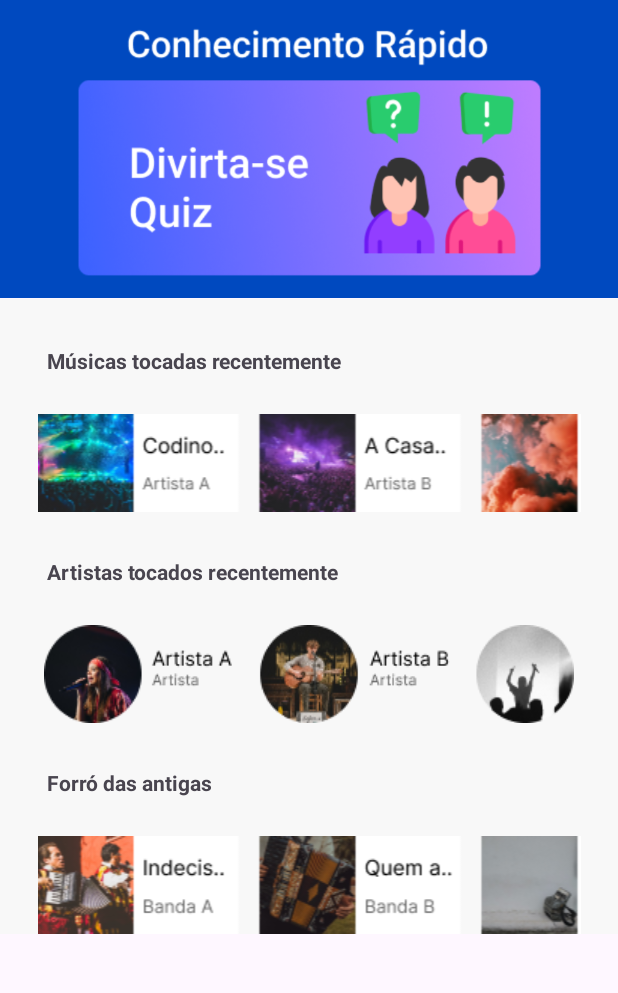
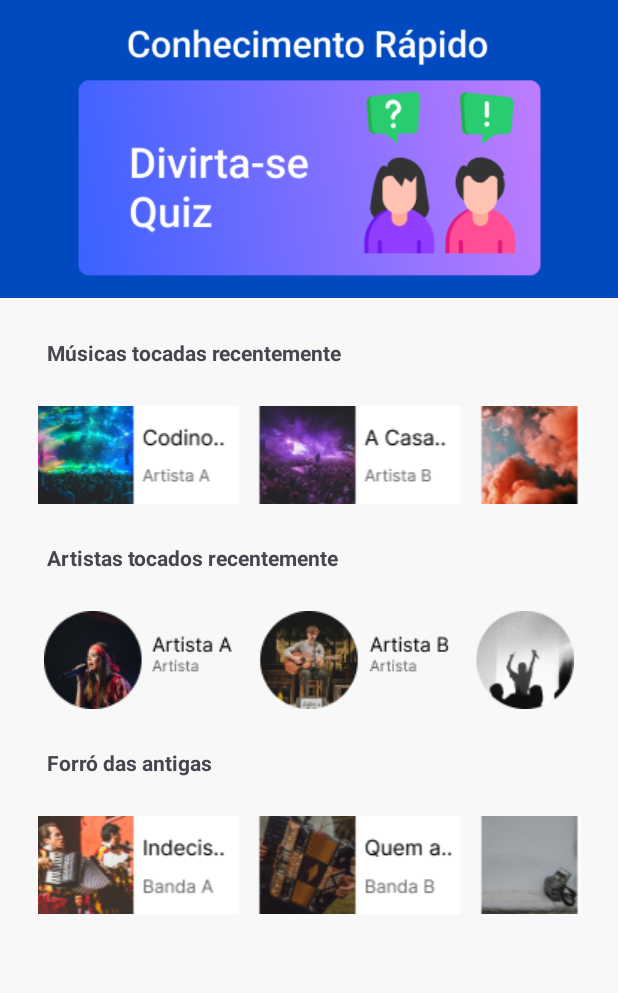
Before and after one commit to JuanHenriq/ichords, an Android app: the HomeActivity screen opened directly, with no data from a screen before it, on a phone screen of 412 x 824 dp, the part 123-1116 px from its top. Run offline under Robolectric (Android 15) with nearby library versions, the phone set to English and light mode, and no system bars.

Commit message:
Projeto Atualizado 20/11

```diff
--- a/app/src/main/java/com/example/ichords/HomeActivity.kt
+++ b/app/src/main/java/com/example/ichords/HomeActivity.kt
@@ -5,6 +5,7 @@ import android.os.Bundle
 import android.os.Handler
 import android.widget.ImageView
 import androidx.appcompat.app.AppCompatActivity
+import com.google.android.material.bottomnavigation.BottomNavigationView
 
 class HomeActivity : AppCompatActivity() {
     override fun onCreate(savedInstanceState: Bundle?) {
@@ -18,17 +19,39 @@ class HomeActivity : AppCompatActivity() {
             startActivity(splashIntent)
 
             Handler().postDelayed({
-                // Volta para a HomeActivity
+
                 val homeIntent = Intent(this, HomeActivity::class.java)
                 startActivity(homeIntent)
 
-                // Inicia a StartActivity após voltar para a HomeActivity
+
                 val startIntent = Intent(this, StartActivity::class.java)
                 startActivity(startIntent)
 
-                // Fecha a HomeActivity
+
                 finish()
             }, 2000)
         }
+        val bottomNavigation = findViewById<BottomNavigationView>(R.id.bottom_navigation)
+
+        bottomNavigation.setOnNavigationItemSelectedListener { item ->
+            when (item.itemId) {
+                R.id.menu_home -> {
+                    startActivity(Intent(this, HomeActivity::class.java))
+                    true
+                }
+                R.id.menu_favorites -> {
+
+                   // startActivity(Intent(this, FavoritosActivity::class.java))
+                    true
+                }
+                R.id.menu_profile -> {
+
+                    //startActivity(Intent(this, ProfileActivity::class.java))
+                    true
+                }
+                else -> false
+            }
+        }
+
     }
-}
+    }
--- a/app/src/main/java/com/example/ichords/SplashActivity.kt
+++ b/app/src/main/java/com/example/ichords/SplashActivity.kt
@@ -13,11 +13,9 @@ class SplashActivity : AppCompatActivity() {
         setContentView(R.layout.activity_splash)
 
             Handler().postDelayed({
-            // Cria um Intent para iniciar a próxima atividade após o tempo determinado
             val intent = Intent(this, StartActivity::class.java)
             startActivity(intent)
 
-            // Fecha esta atividade (evita que o usuário volte à SplashActivity pressionando o botão Voltar)
             finish()
         }, SPLASH_TIME_OUT)
     }
--- a/app/src/main/res/layout/activity_home.xml
+++ b/app/src/main/res/layout/activity_home.xml
@@ -1,6 +1,19 @@
 <RelativeLayout xmlns:android="http://schemas.android.com/apk/res/android"
+    xmlns:app="http://schemas.android.com/apk/res-auto"
     android:layout_width="match_parent"
-    android:layout_height="match_parent">
+    android:layout_height="match_parent"
+    android:background="@color/background">
+
+    <com.google.android.material.bottomnavigation.BottomNavigationView
+        android:id="@+id/bottom_navigation"
+        android:layout_width="match_parent"
+        android:layout_height="40dp"
+        android:layout_alignParentBottom="true"
+        android:background="@android:color/white"
+        app:menu="@menu/bottom_navigation_menu"
+        app:labelVisibilityMode="unlabeled"
+        app:itemIconTint="#0068FF"
+        />
 
     <!-- Imagem no canto superior esquerdo -->
     <ImageView
@@ -32,7 +45,7 @@
             android:layout_width="wrap_content"
             android:layout_height="wrap_content"
             android:layout_marginStart="31dp"
-            android:layout_marginTop="31dp"
+            android:layout_marginTop="26dp"
             android:text="Músicas tocadas recentemente"
             android:textSize="14sp"
             android:textStyle="bold"/>
@@ -52,7 +65,7 @@
             android:layout_width="wrap_content"
             android:layout_height="wrap_content"
             android:layout_below="@id/imageViewClickable1"
-            android:layout_marginTop="30dp"
+            android:layout_marginTop="26dp"
             android:layout_marginStart="31dp"
             android:text="Artistas tocados recentemente"
             android:textSize="14sp"
@@ -73,7 +86,7 @@
             android:layout_width="wrap_content"
             android:layout_height="wrap_content"
             android:layout_below="@id/imageViewClickable2"
-            android:layout_marginTop="30dp"
+            android:layout_marginTop="26dp"
             android:layout_marginStart="31dp"
             android:text="Forró das antigas"
             android:textSize="14sp"
--- a/app/src/main/res/layout/activity_result.xml
+++ b/app/src/main/res/layout/activity_result.xml
@@ -42,6 +42,7 @@
                 android:layout_width="100dp"
                 android:layout_height="100dp"
                 android:layout_below="@id/congratulationsText"
+                android:src="@drawable/photo_profile"
                 android:layout_centerHorizontal="true"
                 android:layout_marginTop="25dp"/>
 
--- a/app/src/main/res/values/colors.xml
+++ b/app/src/main/res/values/colors.xml
@@ -2,4 +2,5 @@
 <resources>
     <color name="black">#FF000000</color>
     <color name="white">#FFFFFFFF</color>
+    <color name="background">#F8F8F8</color>
 </resources>
```
